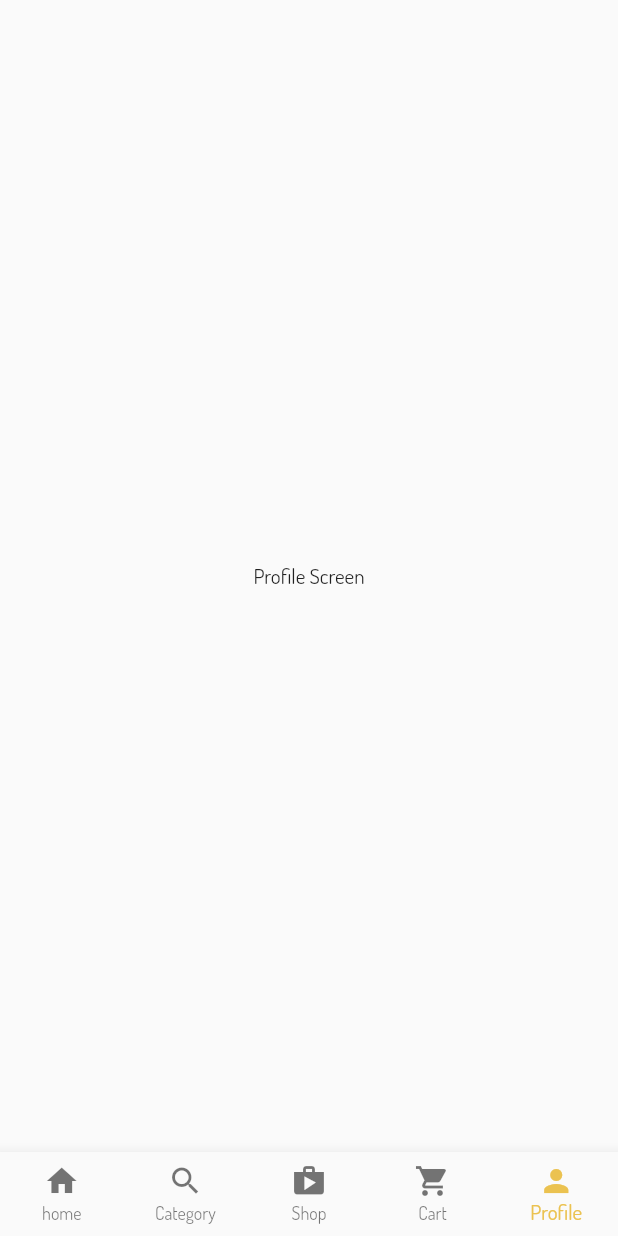
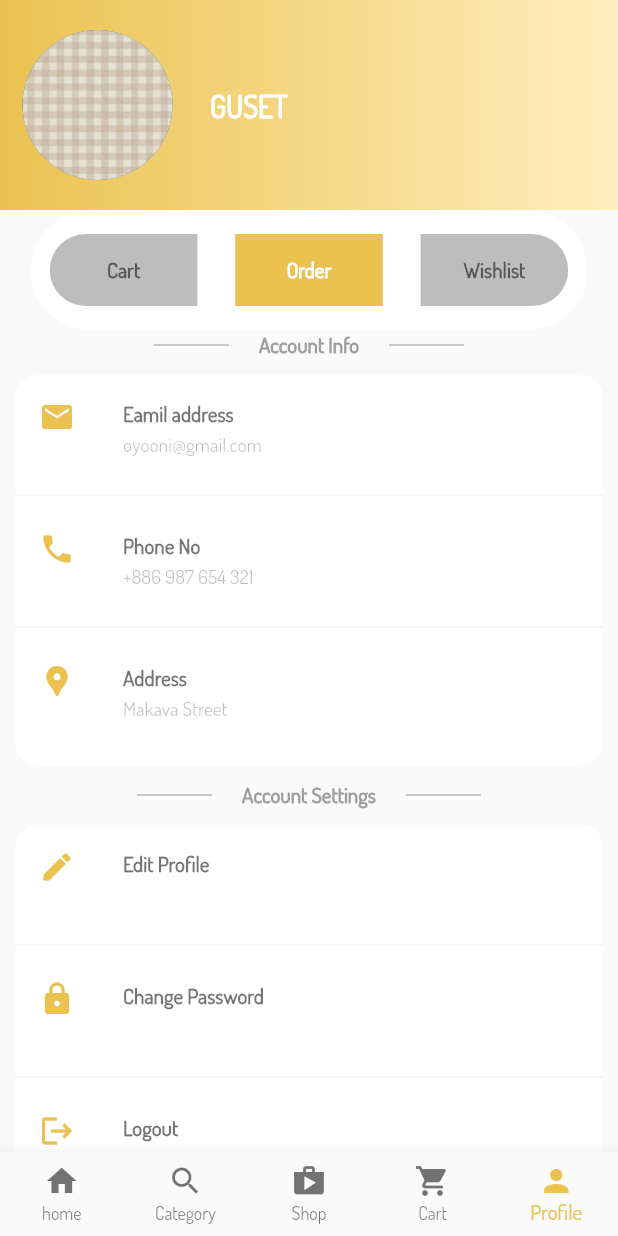
Before and after one commit to Hou-Yooni/yooni-flutter-frist, a Flutter app: the screen it shows after launch, item 5 of the bottom bar chosen, on a phone screen of 412 x 824 dp. Run offline on Flutter 3.47's test engine with Material 2 defaults, Android fonts, the phone set to English and light mode, and no system bars; our stand-ins replace cloud_firestore, firebase_auth, firebase_core, firebase_storage, image_picker; accounts and stored records are empty.

Commit message:
feat: create profile page

```diff
--- a/lib/main.dart
+++ b/lib/main.dart
@@ -1,5 +1,6 @@
 import 'package:firebase_core/firebase_core.dart';
 import 'package:flutter/material.dart';
+import 'package:flutter/services.dart';
 import 'package:flutter_project/views/customer_home_screen.dart';
 
 void main() async {
@@ -16,6 +17,9 @@ class MyApp extends StatelessWidget {
   // This widget is the root of your application.
   @override
   Widget build(BuildContext context) {
+    SystemChrome.setSystemUIOverlayStyle(
+        // ignore: prefer_const_constructors
+        SystemUiOverlayStyle(statusBarColor: Colors.transparent));
     return MaterialApp(
       debugShowCheckedModeBanner: false,
       title: 'Flutter Demo',
--- a/lib/views/customer_home_screen.dart
+++ b/lib/views/customer_home_screen.dart
@@ -2,6 +2,7 @@
 
 import 'package:flutter/material.dart';
 import 'package:flutter_project/views/home_screen.dart';
+import 'package:flutter_project/views/profile_screen.dart';
 
 class CustomerHomeScreen extends StatefulWidget {
   const CustomerHomeScreen({Key? key}) : super(key: key);
@@ -20,7 +21,7 @@ class _CustomerHomeScreenState extends State<CustomerHomeScreen> {
     Center(child: Text('Category Screen')),
     Center(child: Text('Shop Screen')),
     Center(child: Text('Cart Screen')),
-    Center(child: Text('Profile Screen')),
+    ProfileScreen(),
   ];
 
   @override
--- /dev/null
+++ b/lib/views/profile_screen.dart
@@ -0,0 +1,327 @@
+// ignore_for_file: prefer_const_literals_to_create_immutables, prefer_const_constructors
+
+import 'package:flutter/material.dart';
+
+class ProfileScreen extends StatefulWidget {
+  const ProfileScreen({Key? key}) : super(key: key);
+
+  @override
+  State<ProfileScreen> createState() => _ProfileScreenState();
+}
+
+class _ProfileScreenState extends State<ProfileScreen> {
+  @override
+  Widget build(BuildContext context) {
+    return Scaffold(
+      body: CustomScrollView(
+        slivers: [
+          SliverAppBar(
+            elevation: 0,
+            backgroundColor: Colors.grey, //擺脫預設顏色
+            expandedHeight: 140,
+            flexibleSpace: LayoutBuilder(
+              builder: (context, constraints) {
+                return FlexibleSpaceBar(
+                  title: AnimatedOpacity(
+                    opacity: constraints.biggest.height <= 120 ? 1 : 0,
+                    duration: const Duration(milliseconds: 300),
+                    child: const Text('Account'),
+                  ),
+                  background: Container(
+                    decoration: const BoxDecoration(
+                      gradient: LinearGradient(
+                        colors: [
+                          Color.fromARGB(255, 235, 194, 80),
+                          Color.fromARGB(255, 255, 238, 190),
+                        ],
+                      ),
+                    ),
+                    child: Padding(
+                      padding: const EdgeInsets.all(15.0),
+                      child: Row(
+                        children: [
+                          CircleAvatar(
+                            radius: 50,
+                            backgroundImage:
+                                AssetImage('assets/images/app_logo/guest.jpg'),
+                          ),
+                          SizedBox(width: 25),
+                          Text(
+                            'GUSET',
+                            style: TextStyle(
+                              fontSize: 20,
+                              color: Colors.white,
+                              fontWeight: FontWeight.bold,
+                            ),
+                          ),
+                        ],
+                      ),
+                    ),
+                  ),
+                );
+              },
+            ),
+          ),
+          SliverToBoxAdapter(
+            child: Column(
+              children: [
+                Container(
+                  height: 80,
+                  width: MediaQuery.of(context).size.width * 0.9,
+                  decoration: BoxDecoration(
+                    color: Colors.white,
+                    borderRadius: BorderRadius.circular(50),
+                  ),
+                  child: Row(
+                    mainAxisAlignment: MainAxisAlignment.spaceAround,
+                    children: [
+                      Container(
+                        decoration: const BoxDecoration(
+                          color: Colors.black26,
+                          borderRadius: BorderRadius.only(
+                            topLeft: Radius.circular(25),
+                            bottomLeft: Radius.circular(25),
+                          ),
+                        ),
+                        child: TextButton(
+                          onPressed: () {},
+                          child: SizedBox(
+                            height: 20,
+                            width: MediaQuery.of(context).size.width * 0.2,
+                            child: const Center(
+                              child: Text(
+                                'Cart',
+                                style: TextStyle(
+                                  fontSize: 14,
+                                  fontWeight: FontWeight.bold,
+                                  color: Colors.black54,
+                                ),
+                              ),
+                            ),
+                          ),
+                        ),
+                      ),
+                      Container(
+                        color: const Color.fromARGB(255, 235, 194, 80),
+                        child: TextButton(
+                          onPressed: () {},
+                          child: SizedBox(
+                            height: 20,
+                            width: MediaQuery.of(context).size.width * 0.2,
+                            child: const Center(
+                              child: Text(
+                                'Order',
+                                style: TextStyle(
+                                  fontSize: 14,
+                                  fontWeight: FontWeight.bold,
+                                  color: Colors.white,
+                                ),
+                              ),
+                            ),
+                          ),
+                        ),
+                      ),
+                      Container(
+                        decoration: const BoxDecoration(
+                          color: Colors.black26,
+                          borderRadius: BorderRadius.only(
+                            topRight: Radius.circular(25),
+                            bottomRight: Radius.circular(25),
+                          ),
+                        ),
+                        child: TextButton(
+                          onPressed: () {},
+                          child: SizedBox(
+                            height: 20,
+                            width: MediaQuery.of(context).size.width * 0.2,
+                            child: const Center(
+                              child: Text(
+                                'Wishlist',
+                                style: TextStyle(
+                                  fontSize: 14,
+                                  fontWeight: FontWeight.bold,
+                                  color: Colors.black54,
+                                ),
+                              ),
+                            ),
+                          ),
+                        ),
+                      ),
+                    ],
+                  ),
+                ),
+                RepeatedDivider(title: 'Account Info'),
+                Padding(
+                  padding: const EdgeInsets.all(
+                    10.0,
+                  ), //EdgeInsets 分别指定四个方向的填充所以依照邊界的10個填充 因此也不用下width
+                  child: Container(
+                    height: 260,
+                    decoration: BoxDecoration(
+                      color: Colors.white,
+                      borderRadius: BorderRadius.circular(15),
+                    ),
+                    child: Column(
+                      children: [
+                        RepeatedListTitle(
+                          title: 'Eamil address',
+                          subtitle: 'oyooni@gmail.com',
+                          leading: Icons.email,
+                        ),
+                        Padding(
+                          padding: EdgeInsets.all(0.0),
+                          child: Divider(
+                            color: Color.fromARGB(31, 160, 160, 160),
+                            thickness: 1,
+                          ),
+                        ),
+                        RepeatedListTitle(
+                          title: 'Phone No',
+                          subtitle: '+886 987 654 321',
+                          leading: Icons.phone,
+                        ),
+                        Padding(
+                          padding: EdgeInsets.all(0.0),
+                          child: Divider(
+                            color: Color.fromARGB(31, 160, 160, 160),
+                            thickness: 1,
+                          ),
+                        ),
+                        RepeatedListTitle(
+                          title: 'Address',
+                          subtitle: 'Makava Street',
+                          leading: Icons.location_pin,
+                        ),
+                      ],
+                    ),
+                  ),
+                ),
+                RepeatedDivider(title: 'Account Settings'),
+                Padding(
+                  padding: const EdgeInsets.all(
+                    10.0,
+                  ), //EdgeInsets 分别指定四个方向的填充所以依照邊界的10個填充 因此也不用下width
+                  child: Container(
+                    height: 250,
+                    decoration: BoxDecoration(
+                      color: Colors.white,
+                      borderRadius: BorderRadius.circular(15),
+                    ),
+                    child: Column(
+                      children: [
+                        RepeatedListTitle(
+                          title: 'Edit Profile',
+                          leading: Icons.edit,
+                        ),
+                        Padding(
+                          padding: EdgeInsets.all(0.0),
+                          child: Divider(
+                            color: Color.fromARGB(31, 160, 160, 160),
+                            thickness: 1,
+                          ),
+                        ),
+                        RepeatedListTitle(
+                          title: 'Change Password',
+                          leading: Icons.lock,
+                        ),
+                        Padding(
+                          padding: EdgeInsets.all(0.0),
+                          child: Divider(
+                            color: Color.fromARGB(31, 160, 160, 160),
+                            thickness: 1,
+                          ),
+                        ),
+                        RepeatedListTitle(
+                          title: 'Logout',
+                          leading: Icons.logout,
+                        ),
+                      ],
+                    ),
+                  ),
+                ),
+              ],
+            ),
+          )
+        ],
+      ),
+    );
+  }
+}
+
+class RepeatedListTitle extends StatelessWidget {
+  final String title;
+  final String? subtitle;
+  final IconData leading;
+  const RepeatedListTitle({
+    required this.title,
+    this.subtitle,
+    required this.leading,
+    Key? key,
+  }) : super(key: key);
+
+  @override
+  Widget build(BuildContext context) {
+    return ListTile(
+      title: Text(
+        title,
+        style: TextStyle(
+          fontSize: 14,
+          fontWeight: FontWeight.bold,
+          color: Colors.black54,
+        ),
+      ),
+      subtitle: Text(
+        subtitle ?? '',
+        style: TextStyle(
+          fontSize: 13,
+          color: Colors.black26,
+        ),
+      ),
+      leading: Icon(
+        leading,
+        color: Color.fromARGB(255, 235, 194, 80),
+      ),
+    );
+  }
+}
+
+class RepeatedDivider extends StatelessWidget {
+  final String title;
+  const RepeatedDivider({
+    required this.title,
+    Key? key,
+  }) : super(key: key);
+
+  @override
+  Widget build(BuildContext context) {
+    return Row(
+      mainAxisAlignment: MainAxisAlignment.center,
+      children: [
+        SizedBox(
+          height: 20,
+          width: 50,
+          child: Divider(
+            color: Colors.black26,
+            thickness: 1,
+          ),
+        ),
+        Padding(
+          padding: EdgeInsets.fromLTRB(20, 0, 20, 0),
+          child: Text(
+            title,
+            style: TextStyle(
+                fontSize: 14, fontWeight: FontWeight.bold, color: Colors.grey),
+          ),
+        ),
+        SizedBox(
+          height: 20,
+          width: 50,
+          child: Divider(
+            color: Colors.black26,
+            thickness: 1,
+          ),
+        ),
+      ],
+    );
+  }
+}
```
Also changed, not shown: pubspec.yaml (+4 -7 lines), assets/images/app_logo/guest.jpg (added).
